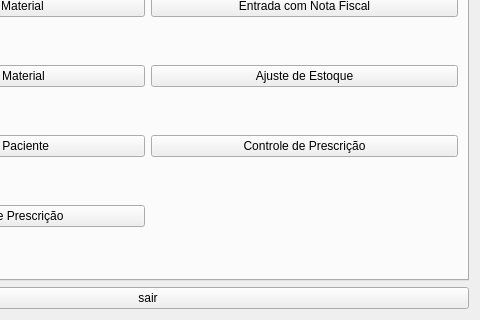
The window that principal.ui (exiele/MIM) describes before a commit, drawn with Qt 5; both pictures show x 184 to 664 and y 163 to 483 of the 664 by 483 pixel window.
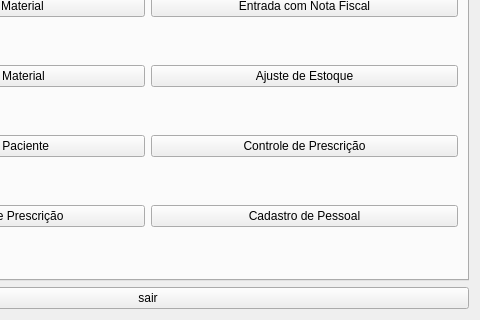
The same window after the commit. The open tabs and pages were chosen to show the change.

Commit message:
cadastro de pessoal modificado
o cadastro agora é feito com o botão cadastro de pessoal na aba de sistemas.
adicionado novos campos.

```diff
--- a/principal.ui
+++ b/principal.ui
@@ -87,6 +87,13 @@
          </property>
         </widget>
        </item>
+       <item row="4" column="1">
+        <widget class="QPushButton" name="cadPessoal">
+         <property name="text">
+          <string>Cadastro de Pessoal</string>
+         </property>
+        </widget>
+       </item>
       </layout>
      </widget>
      <widget class="QWidget" name="tabelas">
```
Left out of the diff: 4 changed lines with no effect on the pictures. The commit also changes 9 other files.
